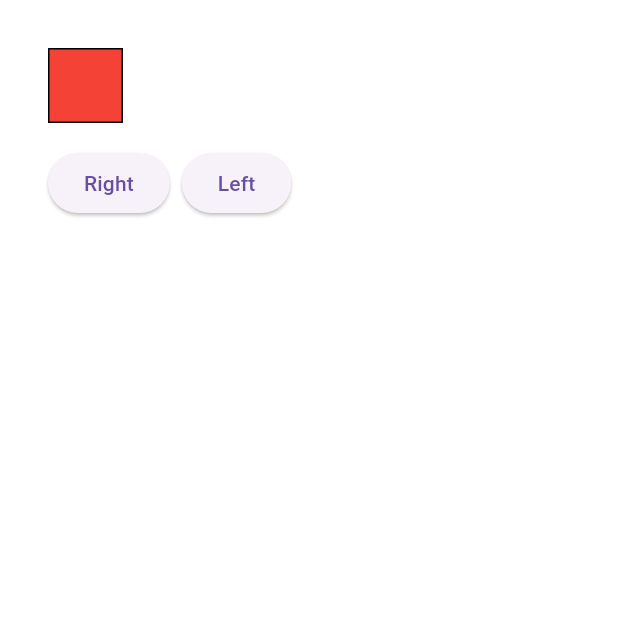
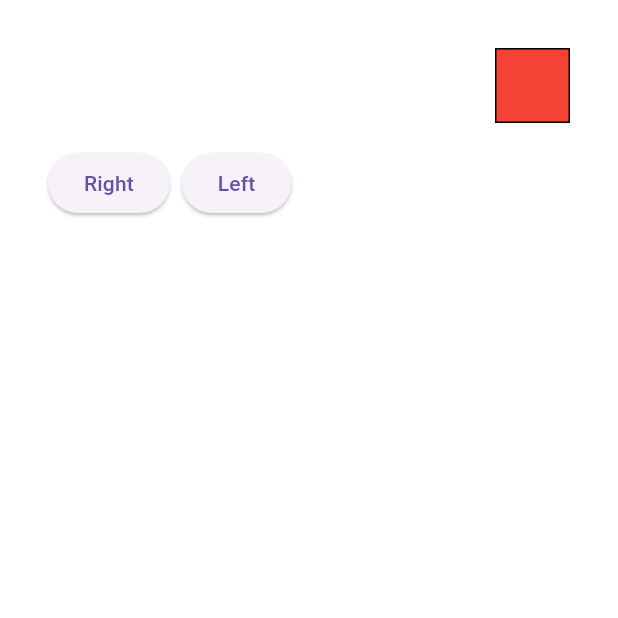
Before and after one commit to arjan6/moving-square-code, a Flutter app: the screen it shows after launch, after a tap on "Right", on a phone screen of 412 x 824 dp, the top half of it. Run offline on Flutter 3.47's test engine with Material 3 defaults, Android fonts, the light colour scheme and no system bars.

Commit message:
Update main.dart

```diff
--- a/lib/main.dart
+++ b/lib/main.dart
@@ -1,9 +1,11 @@
 import 'package:flutter/material.dart';
 
+// Main function to run the Flutter app
 void main() {
   runApp(const MyApp());
 }
 
+// Root widget of the application
 class MyApp extends StatelessWidget {
   const MyApp({super.key});
 
@@ -11,13 +13,14 @@ class MyApp extends StatelessWidget {
   Widget build(BuildContext context) {
     return const MaterialApp(
       home: Padding(
-        padding: EdgeInsets.all(32.0),
+        padding: EdgeInsets.all(32.0), // Adds padding around the animation widget
         child: SquareAnimation(),
       ),
     );
   }
 }
 
+// Stateful widget that handles the animated movement of the square
 class SquareAnimation extends StatefulWidget {
   const SquareAnimation({super.key});
 
@@ -27,35 +30,37 @@ class SquareAnimation extends StatefulWidget {
   }
 }
 
+// State class for SquareAnimation, managing its animation logic
 class SquareAnimationState extends State<SquareAnimation>
     with SingleTickerProviderStateMixin {
-  static const _squareSize = 50.0;
+  static const _squareSize = 50.0; // Constant size for the animated square
 
-  int tapped = 0;
-  bool isMoving = false;
+  int tapped = 0; // Represents the current position state
+  bool isMoving = false; // Flag to disable buttons if its animating
 
   @override
   Widget build(BuildContext context) {
     return Column(
       children: [
         AnimatedContainer(
+            // Callback when the animation ends
             onEnd: () {
-              isMoving = false;
+              isMoving = false; // Allow new animations
               setState(() {});
             },
-            curve: Curves.fastOutSlowIn,
+            curve: Curves.fastOutSlowIn, // Smooth animation curve
+            duration: const Duration(seconds: 1), // Animation duration
             alignment: tapped == 0
                 ? Alignment.center
                 : tapped == 1
-                ? Alignment.centerLeft
-                : Alignment.centerRight,
-            duration: const Duration(seconds: 1),
+                    ? Alignment.centerLeft // Move square to the left
+                    : Alignment.centerRight, // Move square to the right
             child: Container(
               width: _squareSize,
               height: _squareSize,
               decoration: BoxDecoration(
-                color: Colors.red,
-                border: Border.all(),
+                color: Colors.red, // Square color
+                border: Border.all(), // Adds border to the square
               ),
             )),
         const SizedBox(height: 16),
@@ -64,9 +69,9 @@ class SquareAnimationState extends State<SquareAnimation>
             ElevatedButton(
               onPressed: () {
                 if (isMoving == false) {
-                  if (tapped != 1) {
-                    isMoving = true;
-                    tapped = 1;
+                  if (tapped != 2) {
+                    isMoving = true; // Start moving
+                    tapped = 2; // Set position to right
                   }
                   setState(() {});
                 }
@@ -77,9 +82,9 @@ class SquareAnimationState extends State<SquareAnimation>
             ElevatedButton(
               onPressed: () {
                 if (isMoving == false) {
-                  if (tapped != 2) {
-                    isMoving = true;
-                    tapped = 2;
+                  if (tapped != 1) {
+                    isMoving = true; // Start moving
+                    tapped = 1; // Set position to left
                   }
                   setState(() {});
                 }
```
